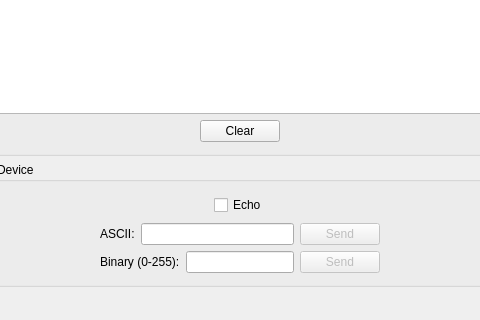
Qt form mainwindow.ui (JorgeAparicio/qSerialTerm) before a commit; both pictures show x 218 to 698 and y 296 to 616 of the 915 by 616 pixel window.
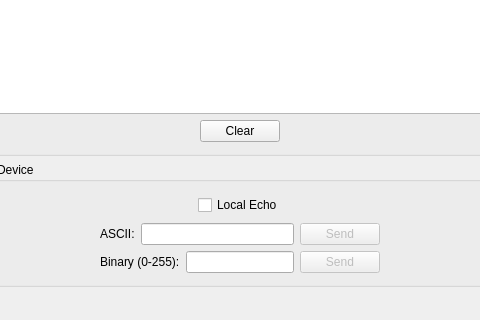
The same form after that commit.

Commit message: Changed checkbox's text from "Echo" to "Local Echo".

Diff of the .ui file:
```diff
--- a/mainwindow.ui
+++ b/mainwindow.ui
@@ -107,7 +107,7 @@
            <item>
             <widget class="QCheckBox" name="echoCheckBox">
              <property name="text">
-              <string>Echo</string>
+              <string>Local Echo</string>
              </property>
             </widget>
            </item>
```
